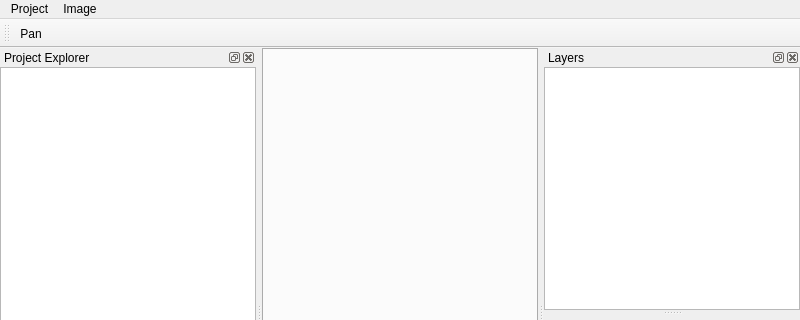
First picture: the form in mainwindow.ui, repository GastonMauroDiaz/rcaiman-projects, before the edit; both pictures show x 0 to 800 and y 0 to 320 of the 800 by 600 pixel window.
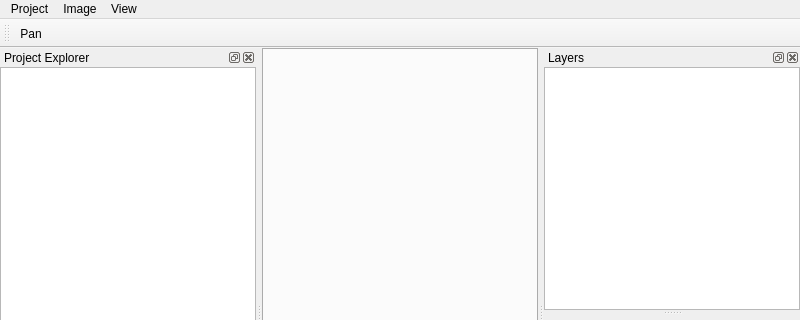
Second picture: the form after the edit. Icons and pictures are not drawn.

```diff
--- a/mainwindow.ui
+++ b/mainwindow.ui
@@ -63,8 +63,15 @@
     </property>
     <addaction name="actionOpen_Image"/>
    </widget>
+    <widget class="QMenu" name="menuView">
+     <property name="title">
+      <string>View</string>
+     </property>
+     <addaction name="actionLoadPoints"/>
+    </widget>
    <addaction name="menuProject"/>
    <addaction name="menuImage"/>
+    <addaction name="menuView"/>
   </widget>
   <widget class="QStatusBar" name="statusbar"/>
   <widget class="QToolBar" name="toolBar">
```
Left out of the diff: 5 changed lines with no effect on the pictures. Lines whose indentation alone changed are shown as unchanged.
